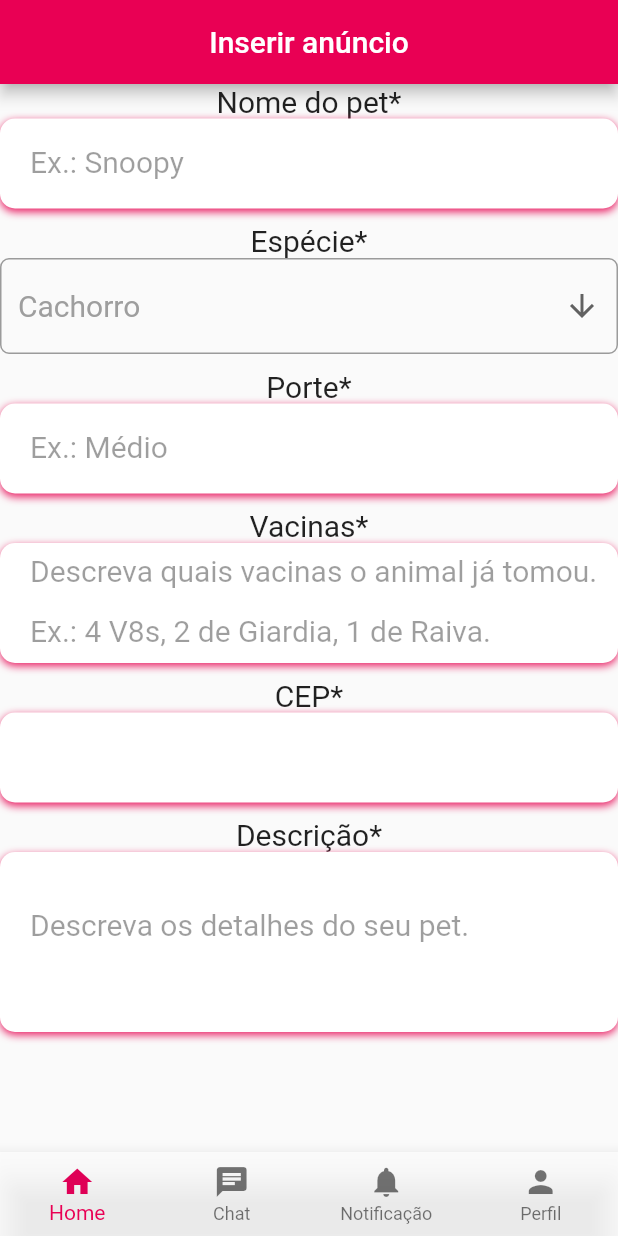
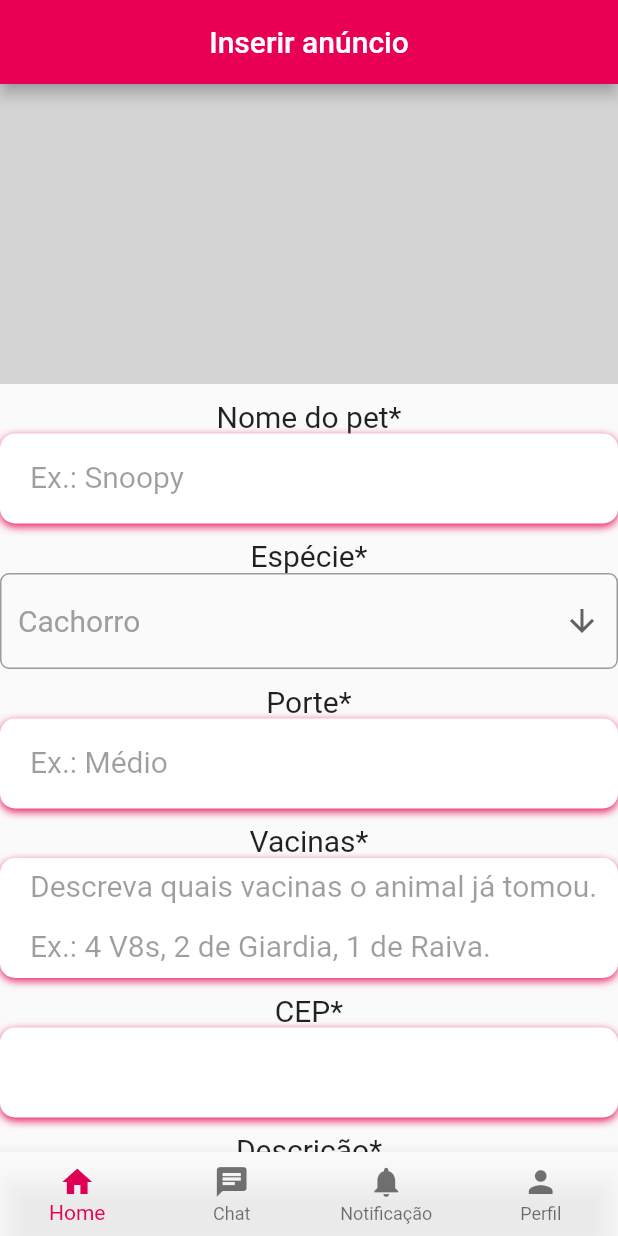
Before and after one commit to vitorekr/UnBArqDsw2022-2-2022.2_G4_IdotPet_Frontend, a Flutter app: the screen it shows after launch, on a phone screen of 412 x 824 dp. Run offline on Flutter 3.47's test engine with Material 2 defaults, Android fonts, the phone set to English and light mode, and no system bars; our stand-ins replace dio, get; accounts and stored records are empty.

Commit message:
Adicionando container de upload de fotos
Co-Authored-By: Luan Cavalcante <67024690+Luan-Cavalcante@users.noreply.github.com>
Co-Authored-By: vitorekr <56610229+vitorekr@users.noreply.github.com>
Co-Authored-By: Nícolas Roberto <66215835+Nicolas-Roberto@users.noreply.github.com>

```diff
--- a/lib/modules/cadastroPet/ui/cadastrar_pet.dart
+++ b/lib/modules/cadastroPet/ui/cadastrar_pet.dart
@@ -4,6 +4,14 @@ import 'package:idotpet/config/app_routes.dart';
 import 'package:idotpet/modules/auth/data_provider/user_api.dart';
 import '../../home/ui/navbar.dart';
 import 'caixa_selecao.dart';
+
+Widget buildPhotoUpload() {
+  return Container(
+    height: 200,
+    width: double.infinity,
+    color: const Color.fromRGBO(212, 212, 212, 1),
+  );
+}
 
 Widget buildName(){
   return Column(
@@ -244,7 +252,14 @@ class CadastrarPet extends StatelessWidget {
         title: const Text('Inserir anúncio'),
         centerTitle: true,
       ),
-      body: Column(children:[
+      body:
+        SingleChildScrollView(
+          child: Column(
+            children:[
+            buildPhotoUpload(),
+            const SizedBox(
+              height: 10,
+            ),
             const Text('Nome do pet*',
               textAlign: TextAlign.left,
               style: TextStyle(
@@ -255,7 +270,6 @@ class CadastrarPet extends StatelessWidget {
             const SizedBox(
               height: 10,
             ),
-
             const Text('Espécie*',
               textAlign: TextAlign.left,
               style: TextStyle(
@@ -303,11 +317,42 @@ class CadastrarPet extends StatelessWidget {
               ),
             ),
             buildDescription(),
+            const SizedBox(
+              height: 20,
+            ),
+            UnconstrainedBox(
+                child: Container(
+                  height: 70,
+                  width: 220,
+                  alignment: Alignment.center,
+                  // ignore: prefer_const_constructors
+                  decoration: BoxDecoration(
+                      color: const Color.fromRGBO(233, 0, 84, 1),
+                      borderRadius: const BorderRadius.all(Radius.circular(30))),
 
+                  child: SizedBox.expand(
+                    child: TextButton(
+                      child: Row(
+                          mainAxisAlignment: MainAxisAlignment.center,
 
+                          // ignore: prefer_const_literals_to_create_immutables
+                          children: <Widget>[
+                            const Text(
+                              'Enviar anúncio',
+                              style: TextStyle(
+                                  color: Colors.white,
+                                  fontSize: 20,
+                                  fontWeight: FontWeight.bold),
+                            ),
+                          ]),
+                      onPressed: () => {},
+                    ),
+                  ),
+                ),
+              )
           ]
         ),
-
+      ),
       bottomNavigationBar: const BottomNavBar(),
 
     );
```
Lines whose indentation alone changed are shown as unchanged.
